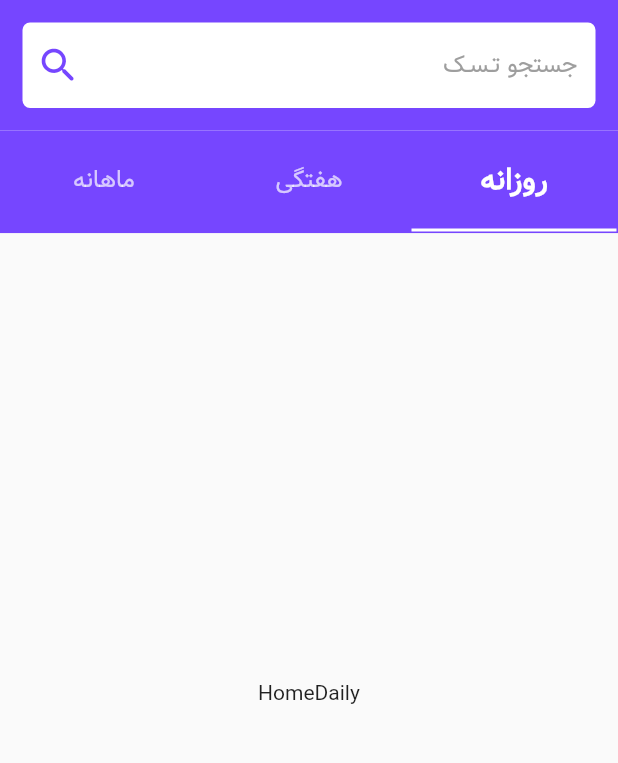
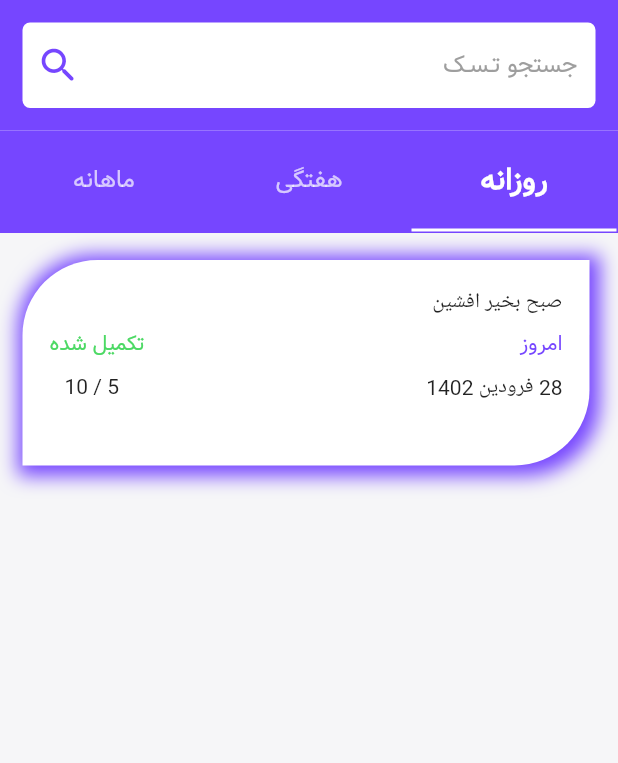
Before and after one commit to AfshinNajafi74/things_todo_flutter, a Flutter app: the HomeScreen screen opened directly, on a phone screen of 412 x 824 dp, the part 84-847 px from its top. Run offline on Flutter 3.47's test engine with Material 2 defaults, Android fonts, the phone set to English and light mode, and no system bars; our stand-ins replace get.

Commit message:
implement the box showing all the information of today's work

```diff
--- a/lib/my_app.dart
+++ b/lib/my_app.dart
@@ -1,5 +1,6 @@
 import 'package:flutter/material.dart';
 import 'package:things_todo/main_screen.dart';
+import 'package:things_todo/screens/home_screen.dart';
 import 'package:things_todo/screens/login_screen.dart';
 import 'package:get/get.dart';
 
@@ -11,7 +12,7 @@ class MyApp extends StatelessWidget {
     return  GetMaterialApp(
       debugShowCheckedModeBanner: false,
       locale: Locale("fa"),
-      home: LoginScreen(),
+      home: HomeScreen(),
     );
   }
 }
--- a/lib/screens/home_daily.dart
+++ b/lib/screens/home_daily.dart
@@ -1,12 +1,63 @@
 import 'package:flutter/material.dart';
+import 'package:get/get.dart';
 
 class HomeDaily extends StatelessWidget {
   const HomeDaily({Key? key}) : super(key: key);
 
   @override
   Widget build(BuildContext context) {
-    return Center(
-      child: Text("HomeDaily"),
+    return Scaffold(
+      backgroundColor: Color(0xffF6F6F8),
+      body: Column(
+          children: [
+            Padding(
+              padding: EdgeInsets.symmetric(vertical: 18.0,horizontal: 15),
+              child: Container(
+                height: Get.height / 6.02,
+                width: Get.width / 1.09,
+                decoration: BoxDecoration(
+                  borderRadius: BorderRadius.only(
+                    topLeft: Radius.circular(50),
+                    bottomRight: Radius.circular(50)
+                  ),
+                  color: Colors.white,
+                  boxShadow: [
+                    BoxShadow(color: Color(0xff7646FF),offset: Offset(2, 2),blurRadius: 10,spreadRadius: 5,)
+                  ]
+                ),
+                child: Padding(
+                  padding: const EdgeInsets.all(18.0),
+                  child: Column(
+                    crossAxisAlignment: CrossAxisAlignment.start,
+                    children: [
+                      Text("صبح بخیر افشین"),
+                      SizedBox(height: 8.0,),
+                      Row(
+                        mainAxisAlignment: MainAxisAlignment.spaceBetween,
+                        children: [
+                          Text("امروز",style: TextStyle(fontFamily: "vazir",color: Color(0xff7646FF)),),
+                          Text("تکمیل شده",style: TextStyle(fontFamily: "vazir",color: Color(0xff4CD964))),
+                        ],
+                      ),
+                      SizedBox(height: 8.0,),
+                      Row(
+                        mainAxisAlignment: MainAxisAlignment.spaceBetween,
+                        children: [
+                          Text("28 فرودین 1402"),
+                          Padding(
+                            padding:  EdgeInsets.only(left: 10),
+                            child: Text("5 / 10",),
+                          )
+                        ],
+                      )
+                    ],
+                  ),
+                ),
+              ),
+            ),
+          ],
+
+      ),
     );
   }
 }
--- a/lib/screens/home_screen.dart
+++ b/lib/screens/home_screen.dart
@@ -17,7 +17,7 @@ class _HomeScreenState extends State<HomeScreen> with SingleTickerProviderStateM
   @override
   void initState() {
     super.initState();
-    tabController = TabController(length: 3, vsync: this, );
+    tabController = TabController(length: 3, vsync: this);
   }
 
   @override
@@ -74,7 +74,6 @@ class _HomeScreenState extends State<HomeScreen> with SingleTickerProviderStateM
               border: Border.all(color: Color(0xff7646FF))
             ),
             child: TabBar(
-
                 controller: tabController,
                 labelStyle: TextStyle(fontFamily: "vazir",fontWeight: FontWeight.bold,fontSize: 20,color: Color(0xffffffff)),
                 unselectedLabelStyle: TextStyle(fontFamily: "vazir",fontSize: 16,color: Colors.white70),
```
